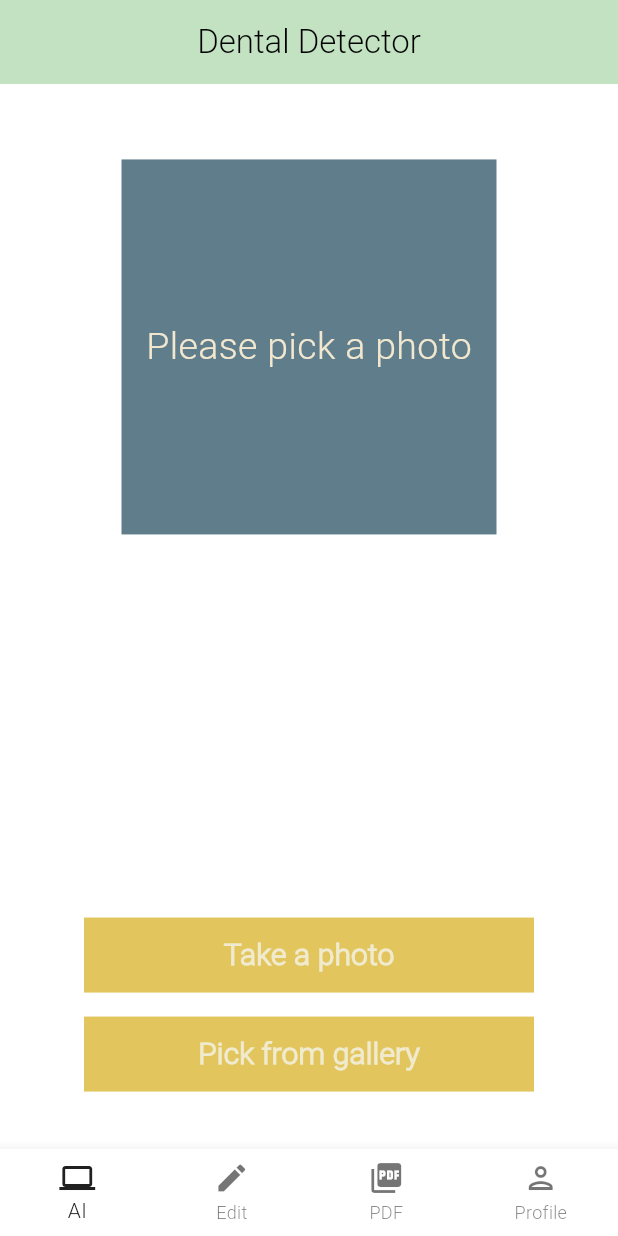
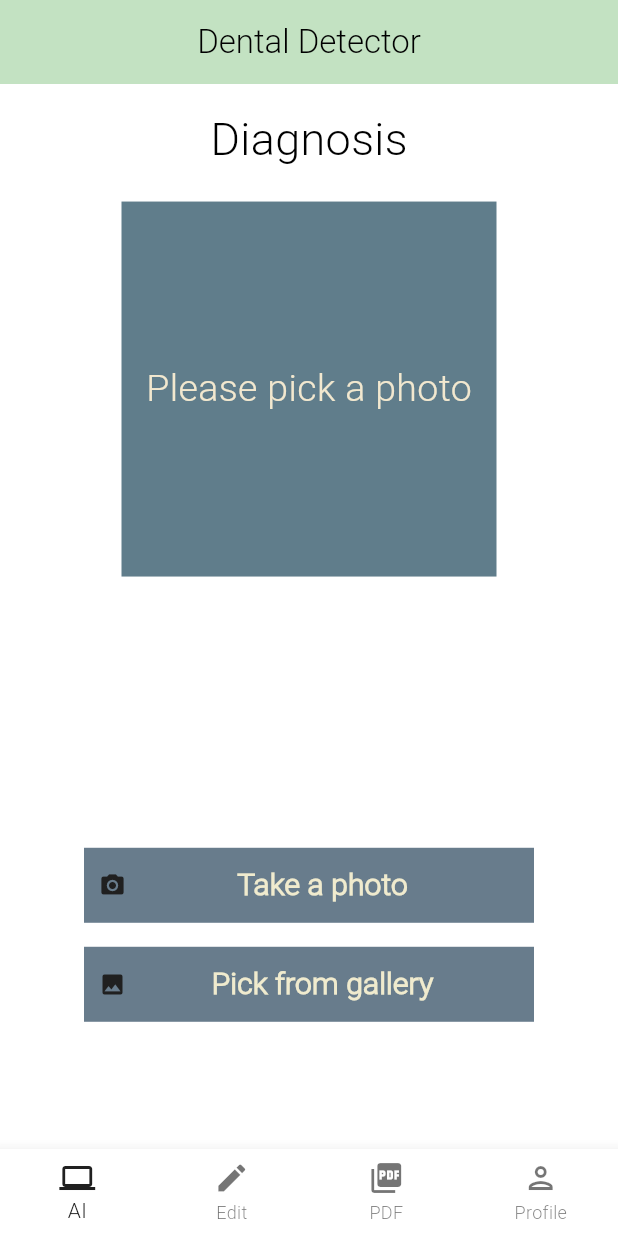
Before and after one commit to BryanNoBryan/CavityV3, a Flutter app: the screen it shows after launch, on a phone screen of 412 x 824 dp. Run offline on Flutter 3.47's test engine with Material 3 defaults, Android fonts, the light colour scheme and no system bars; our stand-ins replace cloud_functions, firebase_auth, firebase_core, firebase_database, go_router, image_picker; missing offline and left inert: firebase_ui_auth, tflite_flutter, tflite_flutter_helper; accounts and stored records are empty; generated files the repository leaves out were written again; Roboto replaces fonts that are missing (OpenSans).

Commit message:
temp commit

```diff
--- a/lib/MyColors.dart
+++ b/lib/MyColors.dart
@@ -1,9 +1,10 @@
 import 'package:flutter/material.dart';
 
 class MyColors {
-  static Color green = Color.fromRGBO(195, 226, 194, 1);
-  static Color lightYellow = Color.fromRGBO(234, 236, 204, 1);
-  static Color yellow = Color.fromRGBO(226, 197, 93, 1);
-  static Color red = Color.fromRGBO(205, 141, 122, 1);
-  static Color lightBlue = Color.fromARGB(255, 201, 238, 255);
+  static Color green = const Color.fromRGBO(195, 226, 194, 1);
+  static Color lightYellow = const Color.fromRGBO(234, 236, 204, 1);
+  static Color yellow = const Color.fromRGBO(226, 197, 93, 1);
+  static Color red = const Color.fromRGBO(205, 141, 122, 1);
+  static Color lightBlue = const Color.fromARGB(255, 201, 238, 255);
+  static Color grey = const Color.fromRGBO(104, 124, 140, 1);
 }
--- a/lib/content/AIView.dart
+++ b/lib/content/AIView.dart
@@ -101,11 +101,11 @@ class _AIViewState extends State<AIView> {
         child: Column(
           mainAxisSize: MainAxisSize.max,
           children: [
-            const Spacer(),
-            // Padding(
-            //   padding: const EdgeInsets.only(top: 30),
-            //   child: _buildTitle(),
-            // ),
+            const Spacer(flex: 1),
+            Text(
+              'Diagnosis',
+              style: TextStyle(fontSize: 30),
+            ),
             const SizedBox(height: 20),
             _buildPhotolView(),
             const SizedBox(height: 10),
@@ -114,12 +114,14 @@ class _AIViewState extends State<AIView> {
             _buildPickPhotoButton(
               title: 'Take a photo',
               source: ImageSource.camera,
+              type: 1,
             ),
             _buildPickPhotoButton(
               title: 'Pick from gallery',
               source: ImageSource.gallery,
+              type: 2,
             ),
-            const Spacer(),
+            const Spacer(flex: 5),
           ],
         ),
       ),
@@ -154,21 +156,36 @@ class _AIViewState extends State<AIView> {
   Widget _buildPickPhotoButton({
     required ImageSource source,
     required String title,
+    required int type,
   }) {
     return TextButton(
       onPressed: () => _onPickPhoto(source),
       child: Container(
         width: 300,
         height: 50,
-        color: MyColors.yellow,
+        padding: EdgeInsets.all(10),
+        color: MyColors.grey,
         child: Center(
-            child: Text(title,
-                style: const TextStyle(
-                  fontFamily: kButtonFont,
-                  fontSize: 20.0,
-                  fontWeight: FontWeight.w600,
-                  color: kColorLightYellow,
-                ))),
+            child: Row(
+          mainAxisAlignment: MainAxisAlignment.start,
+          children: [
+            type == 1 ? Icon(Icons.camera_alt) : Icon(Icons.image),
+            Expanded(
+              child: Row(
+                mainAxisAlignment: MainAxisAlignment.center,
+                children: [
+                  Text(title,
+                      style: const TextStyle(
+                        fontFamily: kButtonFont,
+                        fontSize: 20.0,
+                        fontWeight: FontWeight.w600,
+                        color: kColorLightYellow,
+                      )),
+                ],
+              ),
+            ),
+          ],
+        )),
       ),
     );
   }
--- a/lib/main.dart
+++ b/lib/main.dart
@@ -72,7 +72,7 @@ void main() async {
   UserState();
   AppState();
   UserDatabase();
-  await Database().retrieveCourses();
+  //initialize records after login confirmed
 
   //calculate after initializing providers
   MyNavigator.calculateNavigation();
--- a/lib/providers/user_state.dart
+++ b/lib/providers/user_state.dart
@@ -5,6 +5,8 @@ import 'package:firebase_auth/firebase_auth.dart'
 import 'package:firebase_core/firebase_core.dart';
 import 'package:flutter/foundation.dart';
 import 'package:firebase_database/firebase_database.dart';
+
+import 'database.dart';
 
 class UserState extends ChangeNotifier {
   static final UserState _userState = UserState._init();
@@ -32,14 +34,15 @@ class UserState extends ChangeNotifier {
     _verified =
         (_loggedIn && FirebaseAuth.instance.currentUser!.emailVerified == true);
     log('info initialized in init');
-    FirebaseAuth.instance.userChanges().listen((user) {
-      log('PROCCED INSIDE');
+    FirebaseAuth.instance.userChanges().listen((user) async {
       if (user != null) {
         _user = user;
         _loggedIn = true;
+
         if (user.emailVerified) {
           _verified = true;
           log('verified');
+          await Database().initRecords();
         } else {
           _verified = false;
         }
--- a/lib/widget/ImageDialog.dart
+++ b/lib/widget/ImageDialog.dart
@@ -88,7 +88,7 @@ class _ImageDialogState extends State<ImageDialog> {
               ),
               Center(
                 child: Text(
-                  "Disease ${widget.disease} with accuracy ${widget.accuracy}",
+                  "Disease ${widget.disease} with accuracy ${double.parse(widget.accuracy.round().toStringAsFixed(4)) * 100}%",
                   style: TextStyle(
                       color: Colors.black,
                       fontSize: 18,
```
Also changed, not shown: lib/content/CRUDView.dart (+28 -20 lines), lib/providers/UserDatabase.dart (+0 -36 lines), lib/providers/database.dart (+44 -105 lines), lib/providers/model_classes/MyUser.dart (+6 -6 lines), lib/providers/model_classes/UserInfo.dart (added, +21 -0 lines), lib/widget/RecordWidget.dart (+3 -5 lines).
